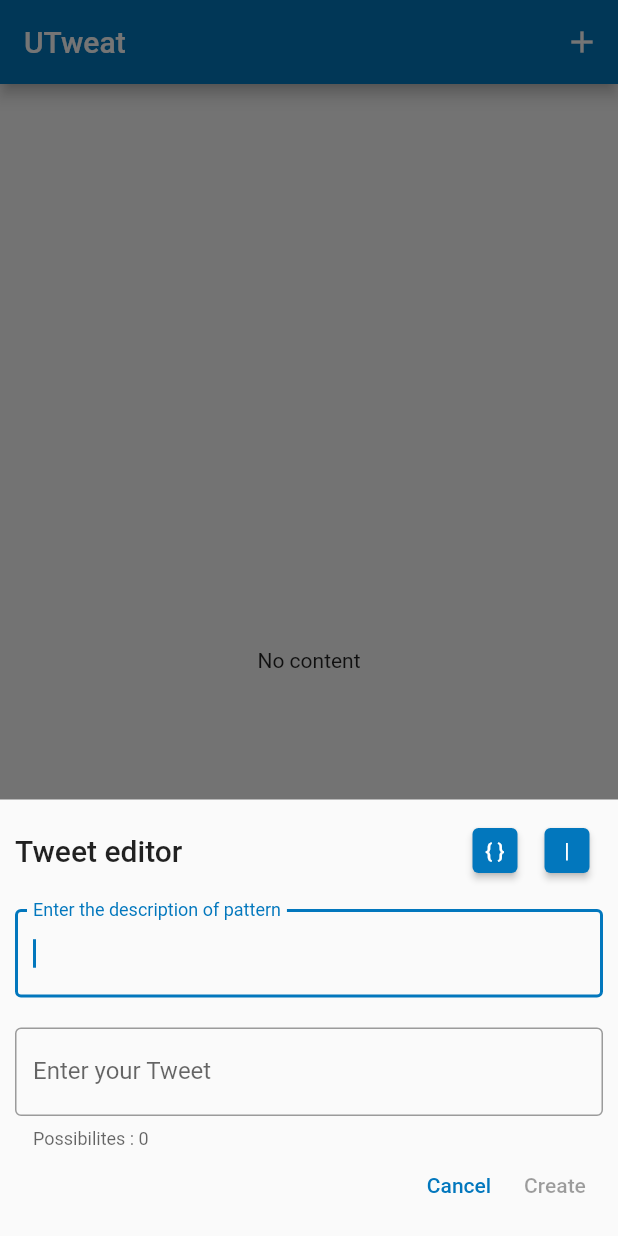
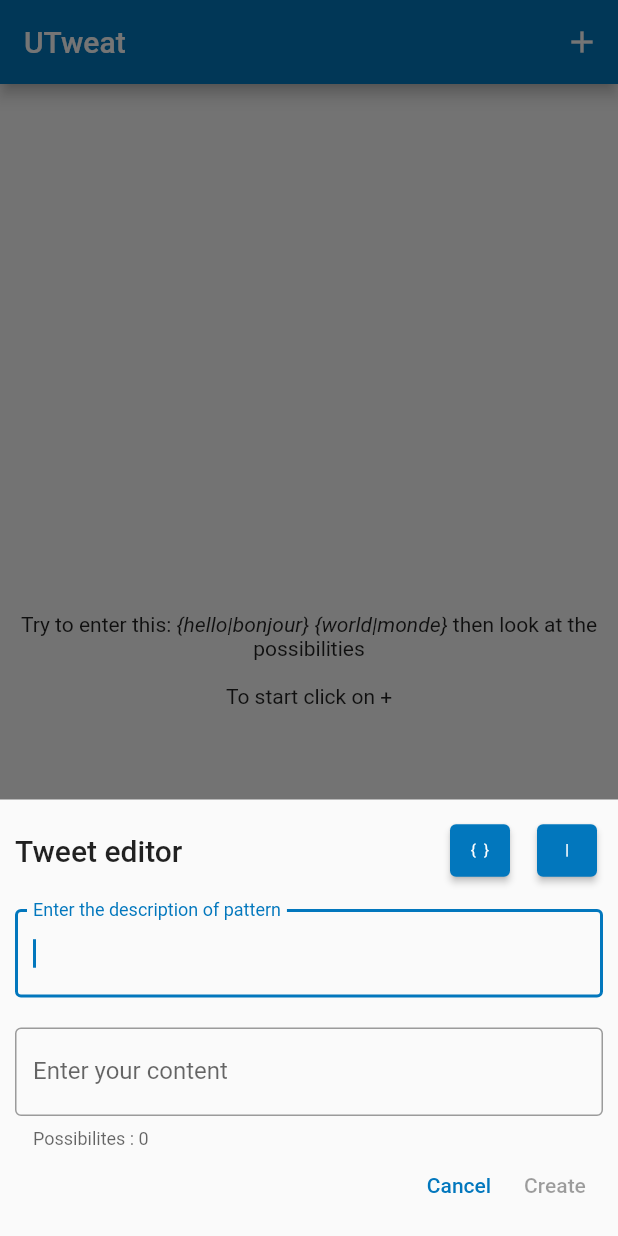
Before and after one commit to bynicodevelop/utweat, a Flutter app: the screen it shows after launch, after a tap on the "add" icon, on a phone screen of 412 x 824 dp. Run offline on Flutter 3.47's test engine with Material 2 defaults, Android fonts, the phone set to English and light mode, and no system bars; our stand-ins replace bloc, equatable, flutter_bloc, sqflite; accounts and stored records are empty.

Commit message:
Fixe bug when user user the MacOS app

```diff
--- a/lib/components/content_editor_component.dart
+++ b/lib/components/content_editor_component.dart
@@ -1,3 +1,5 @@
+import 'dart:io';
+
 import 'package:flutter/material.dart';
 import 'package:flutter/services.dart';
 import 'package:flutter_bloc/flutter_bloc.dart';
@@ -19,12 +21,17 @@ class _ContentEditorControllerState extends State<ContentEditorController> {
   final FocusNode _contentFocusNode = FocusNode();
 
   int _int = 0;
+  late TextSelection _selection;
 
   @override
   void initState() {
     super.initState();
 
     _contentController.addListener(() {
+      if (_contentController.selection.start > -1) {
+        setState(() => _selection = _contentController.selection);
+      }
+
       if (_contentController.text.isEmpty) return;
 
       UTweatGenerator uTweatGenerator =
@@ -65,19 +72,21 @@ class _ContentEditorControllerState extends State<ContentEditorController> {
                 ),
                 Row(
                   children: [
-                    ElevatedButton(
+                    Padding(
+                      padding: const EdgeInsets.only(
+                        right: 10.0,
+                      ),
+                      child: ElevatedButton(
                         onPressed: () {
                           int start = 0;
                           int end = 0;
 
-                        final TextSelection selection =
-                            _contentController.selection;
-
-                        if (!_contentFocusNode.hasFocus) {
+                          if (!_contentFocusNode.hasFocus &&
+                              (Platform.isIOS || Platform.isAndroid)) {
                             _contentFocusNode.requestFocus();
                           } else {
-                          start = selection.start;
-                          end = selection.end;
+                            start = _selection.start;
+                            end = _selection.end;
                           }
 
                           if (start == end) {
@@ -94,7 +103,7 @@ class _ContentEditorControllerState extends State<ContentEditorController> {
                             );
                           } else {
                             String selectedText =
-                              selection.textInside(_contentController.text);
+                                _selection.textInside(_contentController.text);
 
                             _contentController.text =
                                 _contentController.text.replaceRange(
@@ -111,23 +120,30 @@ class _ContentEditorControllerState extends State<ContentEditorController> {
                         },
                         style: TextButton.styleFrom(
                           padding: EdgeInsets.zero,
-                        minimumSize: const Size(30, 30),
+                          minimumSize: const Size(
+                            40,
+                            35,
                           ),
-                      child: const Text("{ }"),
+                        ),
+                        child: Text(
+                          "{ }",
+                          style: Theme.of(context).textTheme.overline!.copyWith(
+                                color: Colors.white,
+                              ),
+                        ),
+                      ),
                     ),
                     ElevatedButton(
                       onPressed: () {
                         int start = 0;
                         int end = 0;
 
-                        final TextSelection selection =
-                            _contentController.selection;
-
-                        if (!_contentFocusNode.hasFocus) {
+                        if (!_contentFocusNode.hasFocus &&
+                            (Platform.isIOS || Platform.isAndroid)) {
                           _contentFocusNode.requestFocus();
                         } else {
-                          start = selection.start;
-                          end = selection.end;
+                          start = _selection.start;
+                          end = _selection.end;
                         }
 
                         _contentController.text =
@@ -143,9 +159,17 @@ class _ContentEditorControllerState extends State<ContentEditorController> {
                       },
                       style: TextButton.styleFrom(
                         padding: EdgeInsets.zero,
-                        minimumSize: const Size(30, 30),
+                        minimumSize: const Size(
+                          40,
+                          35,
                         ),
-                      child: const Text("|"),
+                      ),
+                      child: Text(
+                        "|",
+                        style: Theme.of(context).textTheme.overline!.copyWith(
+                              color: Colors.white,
+                            ),
+                      ),
                     )
                   ],
                 ),
@@ -158,7 +182,7 @@ class _ContentEditorControllerState extends State<ContentEditorController> {
             ),
             child: TextField(
               keyboardType: TextInputType.text,
-              textInputAction: TextInputAction.next,
+              // textInputAction: TextInputAction.next,
               autofocus: true,
               controller: _descriptionController,
               decoration: const InputDecoration(
@@ -171,10 +195,10 @@ class _ContentEditorControllerState extends State<ContentEditorController> {
             controller: _contentController,
             focusNode: _contentFocusNode,
             keyboardType: TextInputType.multiline,
-            textInputAction: TextInputAction.done,
+            // textInputAction: TextInputAction.done,
             maxLines: null,
             decoration: InputDecoration(
-              labelText: 'Enter your Tweet',
+              labelText: 'Enter your content',
               border: const OutlineInputBorder(),
               helperText: "Possibilites : $_int",
             ),
--- a/lib/screens/home_screen.dart
+++ b/lib/screens/home_screen.dart
@@ -39,7 +39,9 @@ class HomeScreen extends StatelessWidget {
           ),
         ],
       ),
-      body: BlocListener<GenerateContentBloc, GenerateContentState>(
+      body: MultiBlocListener(
+        listeners: [
+          BlocListener<GenerateContentBloc, GenerateContentState>(
             listener: (context, state) async {
               if (state is GenerateContentLoadedState) {
                 await Clipboard.setData(
@@ -59,12 +61,54 @@ class HomeScreen extends StatelessWidget {
                 context.read<ListContentBloc>().add(OnLoadedContentEvent());
               }
             },
+          ),
+          BlocListener<DeleteContentBloc, DeleteContentState>(
+            listener: (context, state) async {
+              if (state is DeleteContentSuccessState) {
+                context.read<ListContentBloc>().add(OnLoadedContentEvent());
+              }
+            },
+          ),
+        ],
         child: BlocBuilder<ListContentBloc, ListContentState>(
           builder: (context, state) {
             if (state is ListContentInitialState) {
               return state.contents.isEmpty
-                  ? const Center(
-                      child: Text("No content"),
+                  ? Column(
+                      mainAxisAlignment: MainAxisAlignment.center,
+                      crossAxisAlignment: CrossAxisAlignment.stretch,
+                      children: [
+                        Padding(
+                          padding: const EdgeInsets.all(8.0),
+                          child: RichText(
+                            textAlign: TextAlign.center,
+                            text: TextSpan(
+                              text: "Try to enter this: ",
+                              style: Theme.of(context).textTheme.bodyText2,
+                              children: [
+                                TextSpan(
+                                    text: "{hello|bonjour} {world|monde} ",
+                                    style: Theme.of(context)
+                                        .textTheme
+                                        .bodyText2!
+                                        .copyWith(
+                                          fontStyle: FontStyle.italic,
+                                        )),
+                                const TextSpan(
+                                  text: "then look at the possibilities",
+                                )
+                              ],
+                            ),
+                          ),
+                        ),
+                        const Padding(
+                          padding: EdgeInsets.all(8.0),
+                          child: Text(
+                            "To start click on +",
+                            textAlign: TextAlign.center,
+                          ),
+                        ),
+                      ],
                     )
                   : ListView.builder(
                       padding: const EdgeInsets.all(8),
```
Also changed, not shown: 1 other file. Lines whose indentation alone changed are shown as unchanged.
